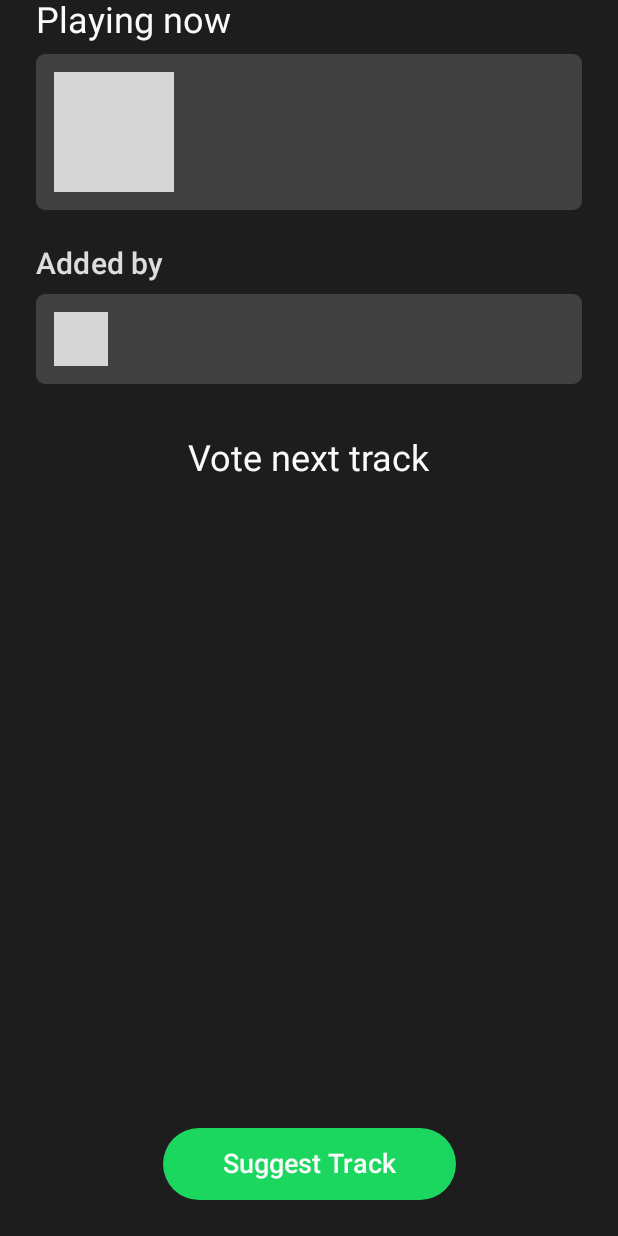
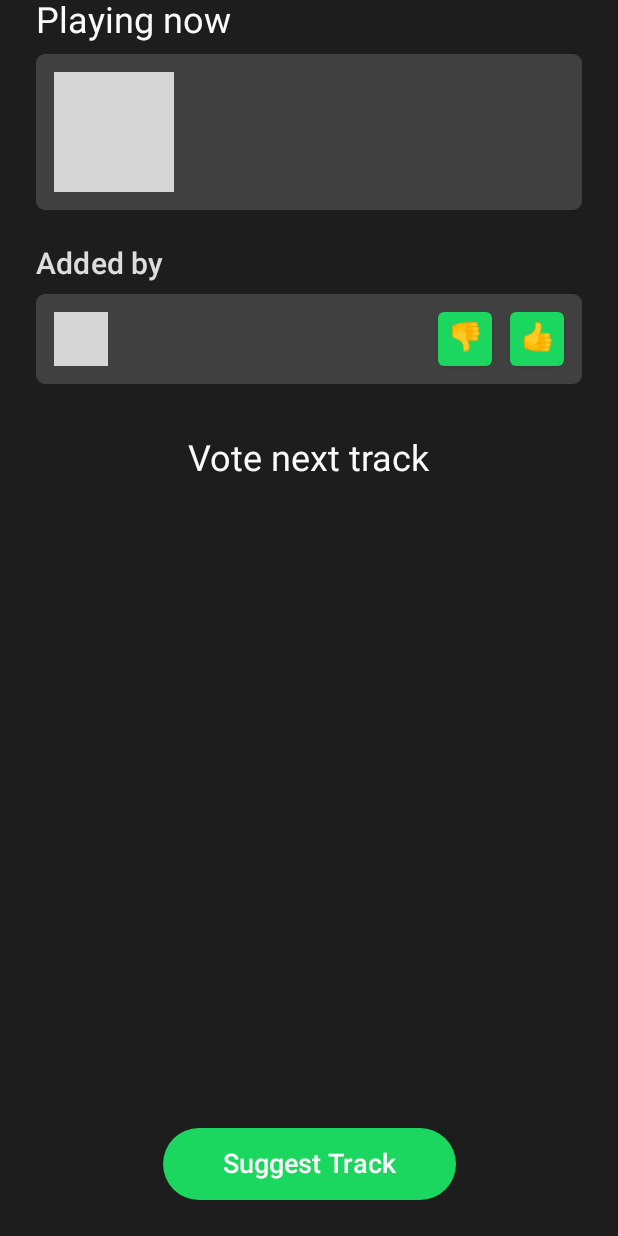
Before and after one commit to UTN-FRBA-Mobile/SpotiVote, an Android app built with Jetpack Compose: the RoomByIdScreen screen opened through its navigation route, scrolled down 146 dp, on a phone screen of 412 x 824 dp. Run offline under Robolectric (Android 15) with nearby library versions, the phone set to English and light mode, and no system bars; libraries missing offline, so code that uses them is left out: com.spotify.sdk; network calls fail; pictures from the network do not load; 3 statements that could not run were skipped; grey boxes are pictures that could not be loaded.

Commit message:
thumbs up/down added by

```diff
--- a/Frontend/app/src/main/java/com/example/spotivote/activities/MainActivity.kt
+++ b/Frontend/app/src/main/java/com/example/spotivote/activities/MainActivity.kt
@@ -107,7 +107,7 @@ fun App() {
             })
         }
         composable("suggest-track") {
-            SuggestTrackScreen(accessToken, onSuggestTrack = {
+            SuggestTrackScreen(accessToken, user, onSuggestTrack = {
                 run {
                     navController.navigate("search")
                 }
--- a/Frontend/app/src/main/java/com/example/spotivote/service/LocalService.kt
+++ b/Frontend/app/src/main/java/com/example/spotivote/service/LocalService.kt
@@ -10,10 +10,10 @@ import java.util.concurrent.TimeUnit
 
 val localhOkHttpClient = OkHttpClient.Builder().readTimeout(10, TimeUnit.SECONDS).build()
 
-val localRetrofit = Retrofit.Builder().baseUrl("http://localhost:4001/")
+val localRetrofit = Retrofit.Builder().baseUrl("http://10.0.2.2:4001/")
     .addConverterFactory(GsonConverterFactory.create()).client(localhOkHttpClient).build()
 
-val localService = localRetrofit.create(SpotifyService::class.java)
+val localService = localRetrofit.create(LocalService::class.java)
 
 interface LocalService {
     @GET("/playlist/{playlist_id}")
--- a/Frontend/app/src/main/java/com/example/spotivote/ui/components/CurrentlyPlaying.kt
+++ b/Frontend/app/src/main/java/com/example/spotivote/ui/components/CurrentlyPlaying.kt
@@ -4,12 +4,15 @@ import androidx.compose.foundation.background
 import androidx.compose.foundation.layout.*
 import androidx.compose.foundation.shape.CircleShape
 import androidx.compose.foundation.shape.RoundedCornerShape
+import androidx.compose.material.Button
 import androidx.compose.material.MaterialTheme
 import androidx.compose.material.Text
 import androidx.compose.runtime.*
+import androidx.compose.ui.Alignment
 import androidx.compose.ui.Modifier
 import androidx.compose.ui.draw.clip
 import androidx.compose.ui.graphics.Color
+import androidx.compose.ui.text.style.TextAlign
 import androidx.compose.ui.unit.dp
 import coil.compose.AsyncImage
 import com.example.spotivote.model.Track
@@ -105,7 +108,9 @@ fun CurrentlyPlaying(
                     .background(color = Color(0xFF404040))
                     .padding(12.dp)
             ) {
-                Row {
+                Row(
+                    verticalAlignment = Alignment.CenterVertically
+                ) {
                     AsyncImage(
                         model = user.imageUri,
                         contentDescription = "User Image",
@@ -114,12 +119,46 @@ fun CurrentlyPlaying(
                             .size(36.dp)
                             .fillMaxSize()
                     )
-                    Spacer(
-                        modifier = Modifier.width(12.dp)
-                    )
+                    Spacer(modifier = Modifier.width(12.dp))
                     Text(
                         text = user.displayName, style = MaterialTheme.typography.body1
                     )
+                    Spacer(modifier = Modifier.weight(1f))
+                    Box(
+                        modifier = Modifier.size(36.dp)
+                    ) {
+                        Button(
+                            onClick = { /* Button 2 clicked */ },
+                            modifier = Modifier
+                                .fillMaxSize()
+                                .clip(CircleShape),
+                            contentPadding = PaddingValues(0.dp)
+                        ) {
+                            Text(
+                                text = "\uD83D\uDC4E",
+                                textAlign = TextAlign.Center,
+                                modifier = Modifier.size(24.dp) // Adjust the size of the emoji as needed
+                            )
+                        }
+                    }
+                    Spacer(modifier = Modifier.width(12.dp))
+                    Box(
+                        modifier = Modifier.size(36.dp)
+                    ) {
+                        Button(
+                            onClick = { /* Button 1 clicked */ },
+                            modifier = Modifier
+                                .fillMaxSize()
+                                .clip(CircleShape),
+                            contentPadding = PaddingValues(0.dp)
+                        ) {
+                            Text(
+                                text = "\uD83D\uDC4D",
+                                textAlign = TextAlign.Center,
+                                modifier = Modifier.size(24.dp) // Adjust the size of the emoji as needed
+                            )
+                        }
+                    }
                 }
             }
         }
```
Also changed, not shown: Frontend/app/src/main/java/com/example/spotivote/ui/screens/SuggestTrackScreen.kt (+14 -9 lines).
